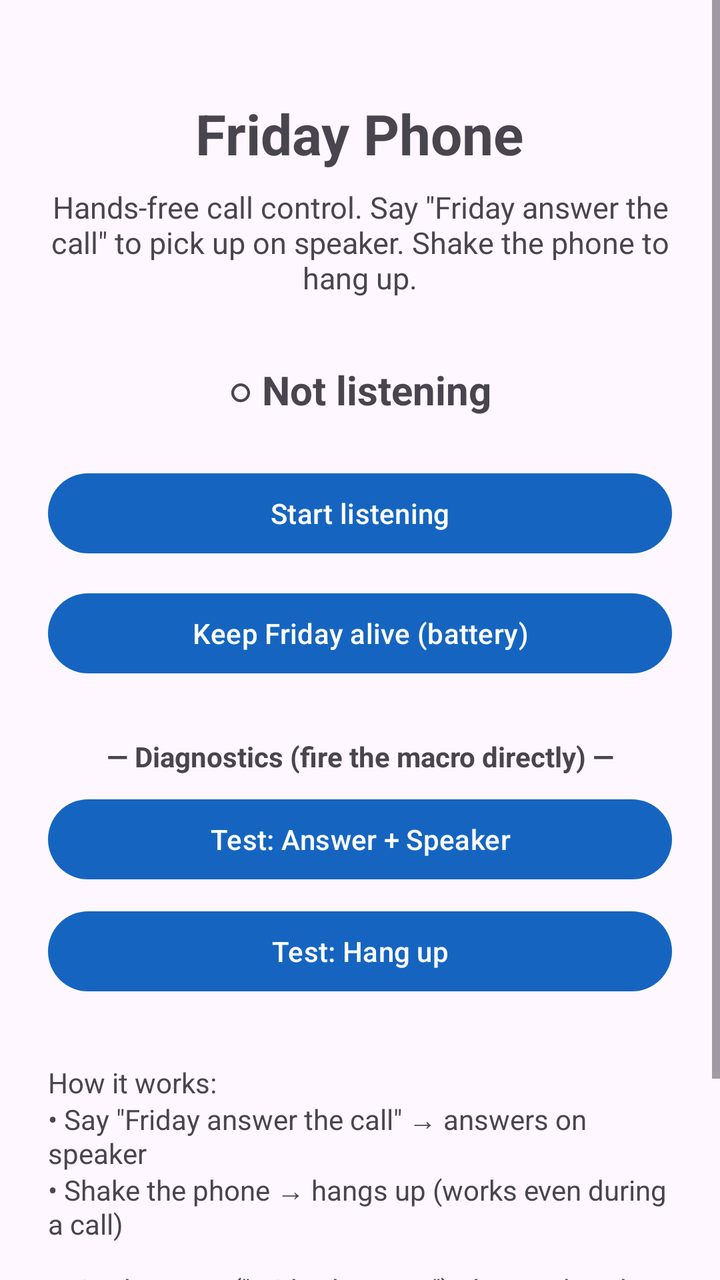
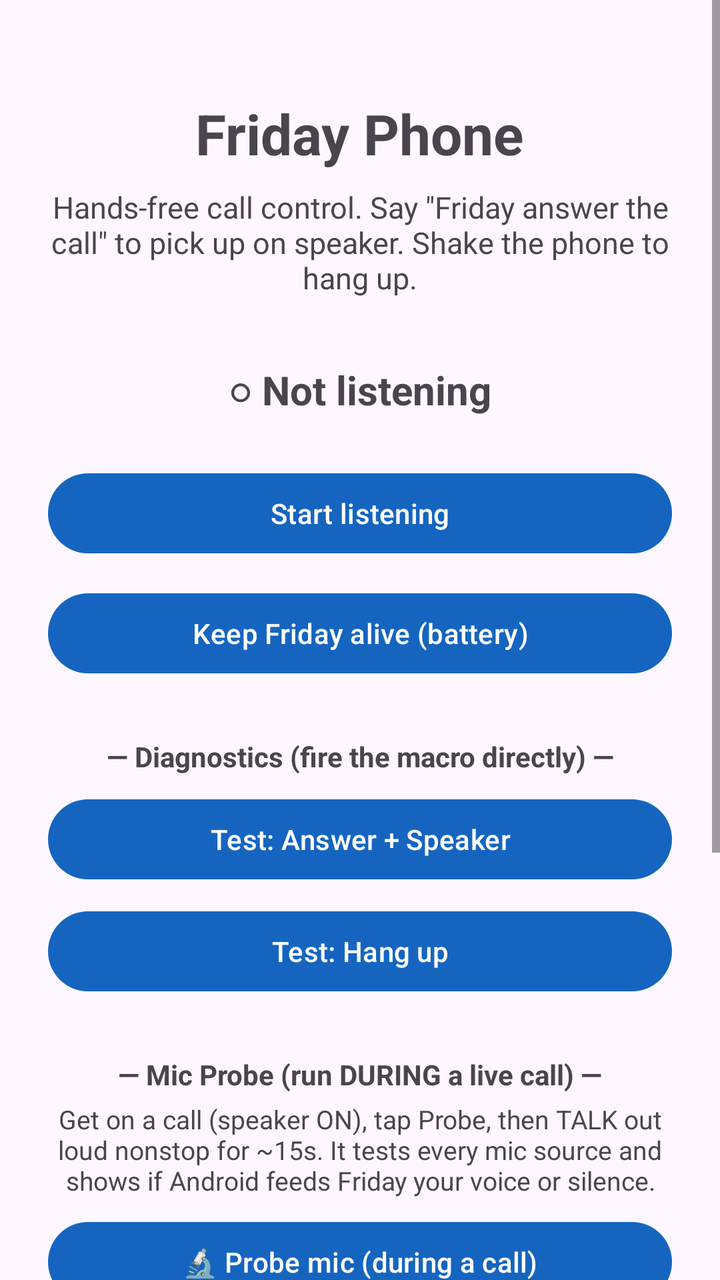

Compare the two renders of this Android layout. The source of the first and the diff that turns it into the second are given below.
<!-- AndroidManifest.xml: application theme Theme.FridayPhone -->
<!-- res/layout/activity_main.xml -->
<?xml version="1.0" encoding="utf-8"?>
<ScrollView xmlns:android="http://schemas.android.com/apk/res/android"
    android:layout_width="match_parent"
    android:layout_height="match_parent"
    android:fillViewport="true">

    <LinearLayout
        android:layout_width="match_parent"
        android:layout_height="wrap_content"
        android:orientation="vertical"
        android:gravity="center_horizontal"
        android:padding="24dp">

        <TextView
            android:layout_width="wrap_content"
            android:layout_height="wrap_content"
            android:layout_marginTop="24dp"
            android:text="Friday Phone"
            android:textSize="28sp"
            android:textStyle="bold" />

        <TextView
            android:layout_width="match_parent"
            android:layout_height="wrap_content"
            android:layout_marginTop="8dp"
            android:gravity="center"
            android:text="Hands-free call control. Say &quot;Friday answer the call&quot; to pick up on speaker. Shake the phone to hang up."
            android:textSize="15sp" />

        <TextView
            android:id="@+id/txtStatus"
            android:layout_width="wrap_content"
            android:layout_height="wrap_content"
            android:layout_marginTop="32dp"
            android:text="○ Not listening"
            android:textSize="20sp"
            android:textStyle="bold" />

        <Button
            android:id="@+id/btnToggle"
            android:layout_width="match_parent"
            android:layout_height="wrap_content"
            android:layout_marginTop="24dp"
            android:text="Start listening" />

        <Button
            android:id="@+id/btnBattery"
            android:layout_width="match_parent"
            android:layout_height="wrap_content"
            android:layout_marginTop="12dp"
            android:text="Keep Friday alive (battery)" />

        <TextView
            android:layout_width="match_parent"
            android:layout_height="wrap_content"
            android:layout_marginTop="28dp"
            android:text="— Diagnostics (fire the macro directly) —"
            android:textStyle="bold"
            android:gravity="center" />

        <Button
            android:id="@+id/btnTestAnswer"
            android:layout_width="match_parent"
            android:layout_height="wrap_content"
            android:layout_marginTop="8dp"
            android:text="Test: Answer + Speaker" />

        <Button
            android:id="@+id/btnTestHangup"
            android:layout_width="match_parent"
            android:layout_height="wrap_content"
            android:layout_marginTop="8dp"
            android:text="Test: Hang up" />

        <TextView
            android:layout_width="match_parent"
            android:layout_height="wrap_content"
            android:layout_marginTop="32dp"
            android:text="How it works:\n• Say &quot;Friday answer the call&quot; → answers on speaker\n• Shake the phone → hangs up (works even during a call)\n\nVoice hang-up (&quot;Friday hang up&quot;) also works when you are NOT already on a call — Android blocks the mic for any app during an active call, so shake is the reliable hang-up. These fire your MacroDroid macros; keep MacroDroid installed with both triggers enabled."
            android:textSize="14sp" />
    </LinearLayout>
</ScrollView>
<!-- resources referenced by this layout -->
<resources>
  <style name="Theme.FridayPhone" parent="Theme.Material3.DayNight.NoActionBar">
          <item name="colorPrimary">@color/friday_primary</item>
          <item name="colorOnPrimary">@android:color/white</item>
      </style>
  <color name="friday_primary">#1565C0</color>
</resources>

<!-- the commit's change to res/layout/activity_main.xml (unified diff, before → after) -->
@@ -75,6 +75,41 @@
         <TextView
             android:layout_width="match_parent"
             android:layout_height="wrap_content"
+            android:layout_marginTop="28dp"
+            android:text="— Mic Probe (run DURING a live call) —"
+            android:textStyle="bold"
+            android:gravity="center" />
+
+        <TextView
+            android:layout_width="match_parent"
+            android:layout_height="wrap_content"
+            android:layout_marginTop="4dp"
+            android:gravity="center"
+            android:text="Get on a call (speaker ON), tap Probe, then TALK out loud nonstop for ~15s. It tests every mic source and shows if Android feeds Friday your voice or silence."
+            android:textSize="13sp" />
+
+        <Button
+            android:id="@+id/btnProbe"
+            android:layout_width="match_parent"
+            android:layout_height="wrap_content"
+            android:layout_marginTop="8dp"
+            android:text="🔬 Probe mic (during a call)" />
+
+        <TextView
+            android:id="@+id/txtProbe"
+            android:layout_width="match_parent"
+            android:layout_height="wrap_content"
+            android:layout_marginTop="8dp"
+            android:padding="10dp"
+            android:background="#111111"
+            android:textColor="#00FF66"
+            android:fontFamily="monospace"
+            android:textSize="13sp"
+            android:text="(probe results appear here)" />
+
+        <TextView
+            android:layout_width="match_parent"
+            android:layout_height="wrap_content"
             android:layout_marginTop="32dp"
             android:text="How it works:\n• Say &quot;Friday answer the call&quot; → answers on speaker\n• Shake the phone → hangs up (works even during a call)\n\nVoice hang-up (&quot;Friday hang up&quot;) also works when you are NOT already on a call — Android blocks the mic for any app during an active call, so shake is the reliable hang-up. These fire your MacroDroid macros; keep MacroDroid installed with both triggers enabled."
             android:textSize="14sp" />
